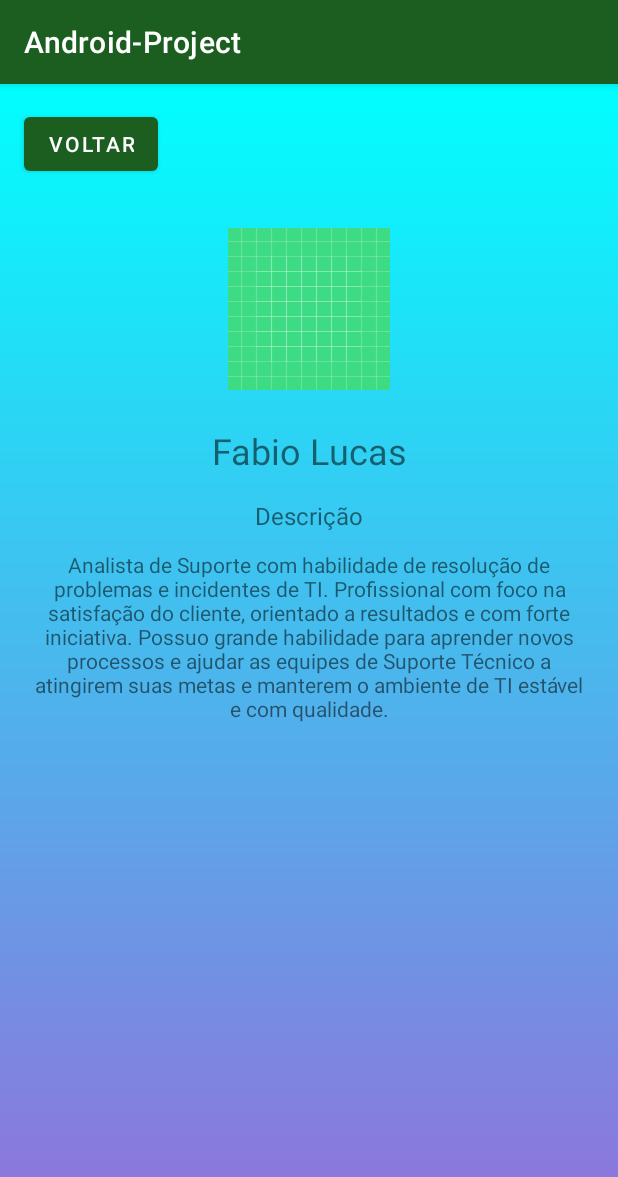
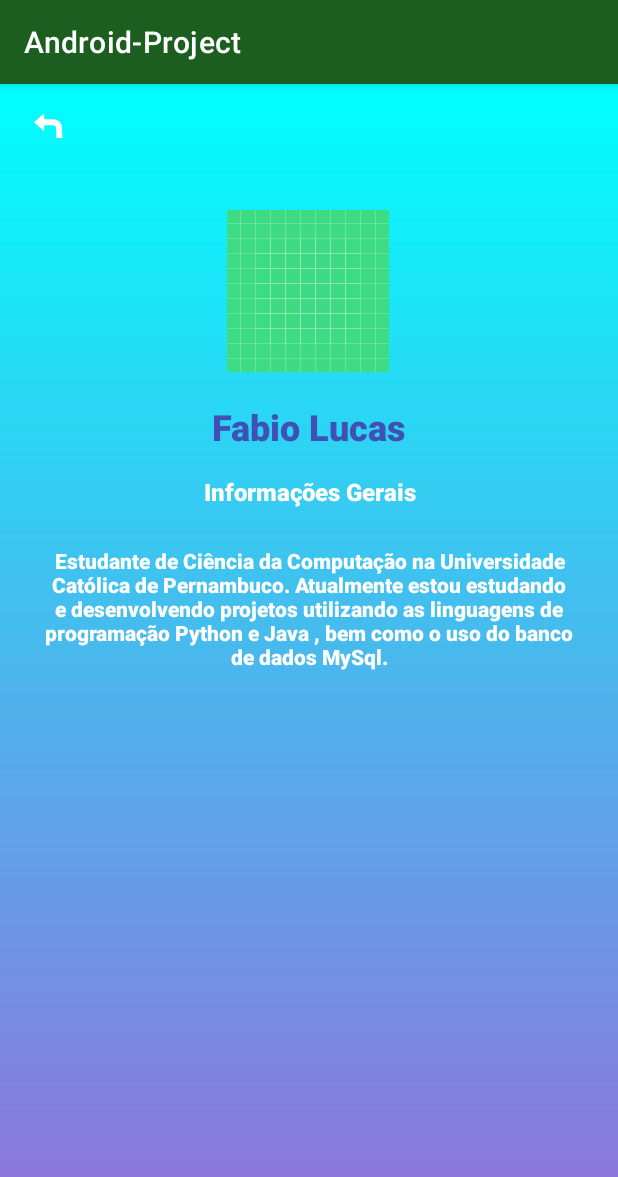
Before and after one commit to LuizFernando-o/Android-Project, an Android app: the About_Fabio_Lucas screen opened directly, with no data from a screen before it, on a phone screen of 412 x 824 dp. Shown: the top 1177 px of the screen. Run offline under Robolectric (Android 15) with nearby library versions, the phone set to English and light mode, and no system bars.

Commit message:
adding some features in fabio lucas about

```diff
--- a/app/build.gradle
+++ b/app/build.gradle
@@ -2,6 +2,13 @@ plugins {
     id 'com.android.application'
     id 'org.jetbrains.kotlin.android'
 }
+
+android {
+    defaultConfig {
+        vectorDrawables.useSupportLibrary = true
+    }
+}
+
 
 android {
     namespace 'br.unicap.android_project'
--- a/app/src/main/res/layout/activity_about_fabio_lucas.xml
+++ b/app/src/main/res/layout/activity_about_fabio_lucas.xml
@@ -13,37 +13,48 @@
         android:layout_height="wrap_content"
         android:layout_marginTop="32dp"
         app:layout_constraintEnd_toEndOf="parent"
+        app:layout_constraintHorizontal_bias="0.498"
         app:layout_constraintStart_toStartOf="parent"
         app:layout_constraintTop_toBottomOf="@+id/back_buttonFLN"
         app:srcCompat="@drawable/ic_launcher_background" />
 
     <Button
         android:id="@+id/back_buttonFLN"
-        android:layout_width="wrap_content"
-        android:layout_height="wrap_content"
-        android:layout_marginStart="16dp"
-        android:layout_marginTop="16dp"
-        android:text="Voltar"
+        android:layout_width="49dp"
+        android:layout_height="48dp"
+        android:layout_marginStart="4dp"
+        android:layout_marginTop="4dp"
+        android:background="#00FFFFFF"
+        app:icon="@drawable/button_back_icon_fl"
         app:layout_constraintStart_toStartOf="parent"
-        app:layout_constraintTop_toTopOf="parent" />
+        app:layout_constraintTop_toTopOf="parent"
+        app:strokeColor="#FFFFFF"
+        tools:ignore="SpeakableTextPresentCheck,SpeakableTextPresentCheck" />
 
     <TextView
         android:id="@+id/textView"
         android:layout_width="wrap_content"
         android:layout_height="wrap_content"
-        android:layout_marginTop="24dp"
+        android:layout_marginTop="20dp"
+        android:fontFamily="sans-serif-black"
         android:text="Fabio Lucas"
+        android:textAlignment="center"
+        android:textColor="#3F51B5"
         android:textSize="24sp"
         app:layout_constraintEnd_toEndOf="parent"
+        app:layout_constraintHorizontal_bias="0.498"
         app:layout_constraintStart_toStartOf="parent"
         app:layout_constraintTop_toBottomOf="@+id/imageView" />
 
     <TextView
         android:id="@+id/textView2"
-        android:layout_width="wrap_content"
-        android:layout_height="wrap_content"
+        android:layout_width="219dp"
+        android:layout_height="27dp"
         android:layout_marginTop="16dp"
-        android:text="@string/lfl_about_resume"
+        android:fontFamily="sans-serif-black"
+        android:text="@string/fln_about_resume"
+        android:textAlignment="center"
+        android:textColor="#FFFFFF"
         android:textSize="16sp"
         app:layout_constraintEnd_toEndOf="parent"
         app:layout_constraintStart_toStartOf="parent"
@@ -54,10 +65,12 @@
         android:layout_width="369dp"
         android:layout_height="231dp"
         android:layout_marginStart="16dp"
-        android:layout_marginTop="12dp"
+        android:layout_marginTop="20dp"
         android:layout_marginEnd="16dp"
-        android:text="@string/lfl_about_resume_text"
+        android:fontFamily="sans-serif-black"
+        android:text="@string/fln_about_resume_text"
         android:textAlignment="center"
+        android:textColor="@color/white"
         app:layout_constraintEnd_toEndOf="parent"
         app:layout_constraintStart_toStartOf="parent"
         app:layout_constraintTop_toBottomOf="@+id/textView2" />
--- a/app/src/main/res/values/strings.xml
+++ b/app/src/main/res/values/strings.xml
@@ -28,6 +28,13 @@
     <string name="lfl_about_hobbies">Hobbies</string>
     <string name="lfl_about_hobbiesDesc">Há várias coisas que gosto de fazer, como jogar alguns jogos, ouvir um audiobook, assistir animes, filmes e séries. Mas, sem dúvidas, tocar minhas músicas preferidas é meu maior hobbie. Seja violão ou guitarra, todo dia estou tocando alguma coisa no meu tempo livre. </string>
 
+    <!-- about Fabio Lucas Nascimento Soares -->
+    <string name="fln_about_name">Fabio Lucas</string>
+    <string name="fln_about_resume">Informações Gerais</string>
+    <string name="fln_about_resume_text">Estudante de Ciência da Computação na Universidade Católica de Pernambuco. Atualmente estou estudando e desenvolvendo projetos utilizando as linguagens de programação Python e Java , bem como o uso do banco de dados MySql.</string>
+
+
+
 
 
 
```
